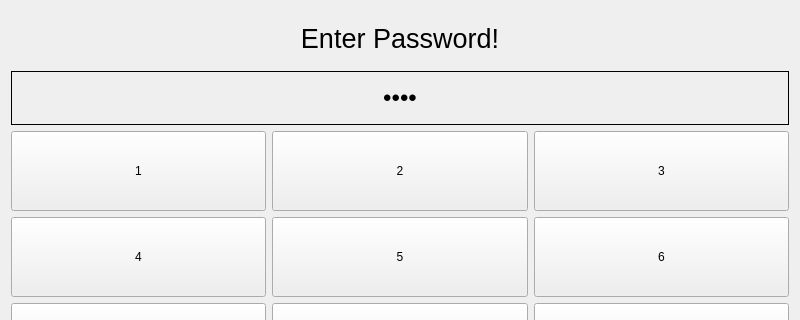
Qt form AuthPage.ui (jplarose/PiChores) before a commit; both pictures show x 0 to 800 and y 0 to 320 of the 800 by 480 pixel window.
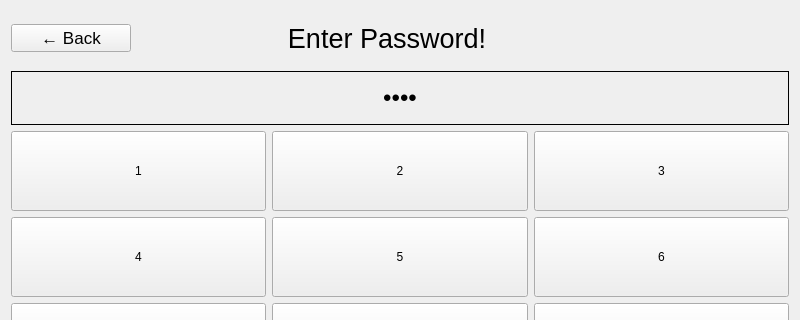
The same form after that commit.

The edit to the form file:
```diff
--- a/AuthPage.ui
+++ b/AuthPage.ui
@@ -15,7 +15,70 @@
   </property>
   <layout class="QVBoxLayout" name="verticalLayout">
    <item>
+    <layout class="QHBoxLayout" name="horizontalLayout">
+     <item>
+      <widget class="QPushButton" name="go_home_button">
+       <property name="sizePolicy">
+        <sizepolicy hsizetype="Expanding" vsizetype="Fixed">
+         <horstretch>0</horstretch>
+         <verstretch>0</verstretch>
+        </sizepolicy>
+       </property>
+       <property name="maximumSize">
+        <size>
+         <width>120</width>
+         <height>16777215</height>
+        </size>
+       </property>
+       <property name="font">
+        <font>
+         <pointsize>13</pointsize>
+        </font>
+       </property>
+       <property name="layoutDirection">
+        <enum>Qt::LeftToRight</enum>
+       </property>
+       <property name="text">
+        <string>← Back</string>
+       </property>
+      </widget>
+     </item>
+     <item>
+      <spacer name="horizontalSpacer">
+       <property name="orientation">
+        <enum>Qt::Horizontal</enum>
+       </property>
+       <property name="sizeType">
+        <enum>QSizePolicy::Fixed</enum>
+       </property>
+       <property name="sizeHint" stdset="0">
+        <size>
+         <width>50</width>
+         <height>20</height>
+        </size>
+       </property>
+      </spacer>
+     </item>
+     <item>
     <widget class="QLabel" name="label">
+       <property name="sizePolicy">
+        <sizepolicy hsizetype="Preferred" vsizetype="Preferred">
+         <horstretch>20</horstretch>
+         <verstretch>0</verstretch>
+        </sizepolicy>
+       </property>
+       <property name="minimumSize">
+        <size>
+         <width>120</width>
+         <height>0</height>
+        </size>
+       </property>
+       <property name="maximumSize">
+        <size>
+         <width>400</width>
+         <height>16777215</height>
+        </size>
+       </property>
      <property name="font">
       <font>
        <pointsize>20</pointsize>
@@ -27,7 +90,28 @@
      <property name="alignment">
       <set>Qt::AlignCenter</set>
      </property>
-    </widget>
+       <property name="margin">
+        <number>0</number>
+       </property>
+       <property name="indent">
+        <number>-1</number>
+       </property>
+      </widget>
+     </item>
+     <item>
+      <spacer name="horizontalSpacer_2">
+       <property name="orientation">
+        <enum>Qt::Horizontal</enum>
+       </property>
+       <property name="sizeHint" stdset="0">
+        <size>
+         <width>40</width>
+         <height>20</height>
+        </size>
+       </property>
+      </spacer>
+     </item>
+    </layout>
    </item>
    <item>
     <widget class="QLabel" name="pin_display">
```
Left out of the diff: 2 changed lines with no effect on the pictures. Lines whose indentation alone changed are shown as unchanged.
